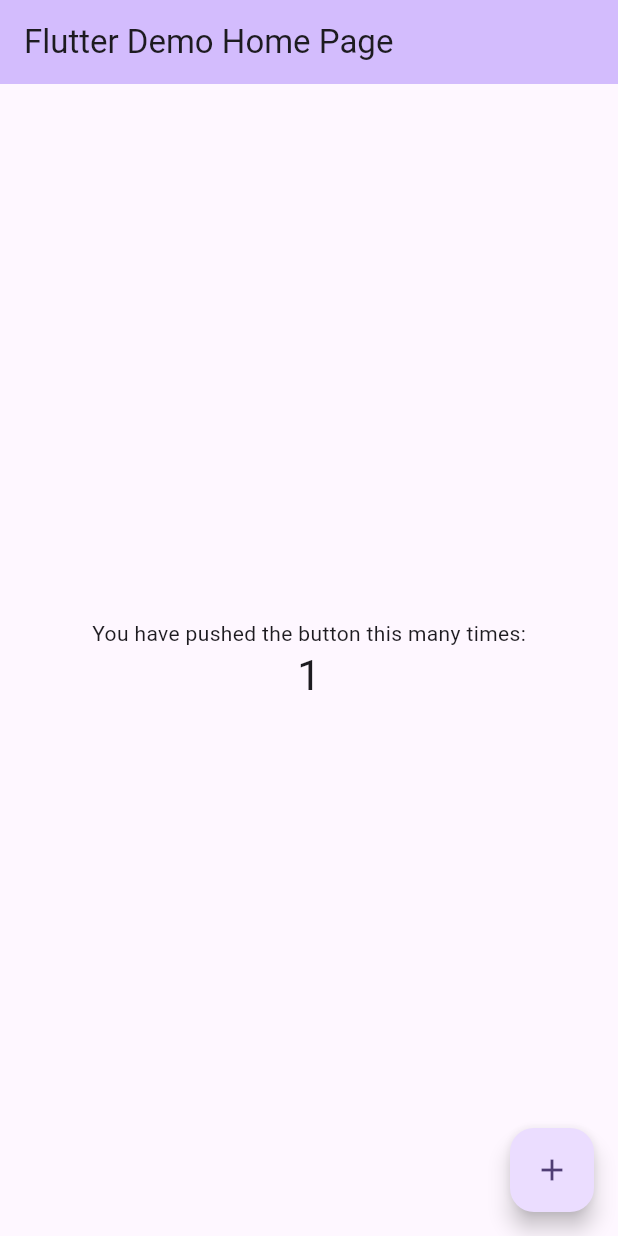
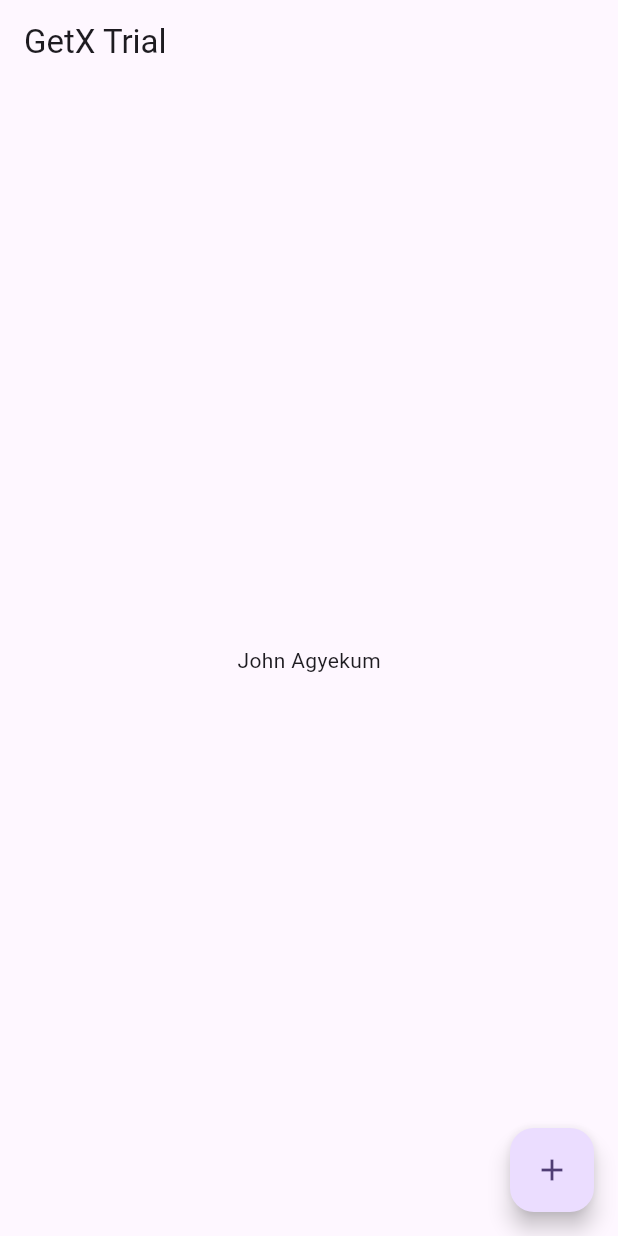
Before and after one commit to fostersnt/Flutter_Main_1, a Flutter app: the screen it shows after launch, after a tap on the "add" icon, on a phone screen of 412 x 824 dp. Run offline on Flutter 3.47's test engine with Material 3 defaults, Android fonts, the phone set to English and light mode, and no system bars; our stand-ins replace get; missing offline and left inert: dart:ffi.

Commit message:
implemented the first getX state management with GetxBuilder

```diff
--- a/lib/controllers/student_controller.dart
+++ b/lib/controllers/student_controller.dart
@@ -1,3 +1,17 @@
-import 'package:get/get_state_manager/get_state_manager.dart';
+import 'dart:ffi';
 
-class StudentController extends GetxController {}
+import 'package:get/get.dart';
+import 'package:user_management/models/student_model.dart';
+import 'package:user_management/repositories/student_repository.dart';
+
+class StudentController extends GetxController {
+  final StudentRepo studentRepo = Get.put(StudentRepo());
+  var sts = StudentModel();
+
+  void fetchData() async {
+    var result = await studentRepo.getData();
+    sts.name.value = result['my_name'];
+    sts.age.value = result['my_age'];
+    sts.currentClass.value = result['my_class'];
+  }
+}
--- a/lib/main.dart
+++ b/lib/main.dart
@@ -1,4 +1,5 @@
 import 'package:flutter/material.dart';
+import 'package:user_management/screens/student/home_screen.dart';
 
 void main() {
   runApp(const MyApp());
@@ -13,25 +14,11 @@ class MyApp extends StatelessWidget {
     return MaterialApp(
       title: 'Flutter Demo',
       theme: ThemeData(
-        // This is the theme of your application.
-        //
-        // TRY THIS: Try running your application with "flutter run". You'll see
-        // the application has a purple toolbar. Then, without quitting the app,
-        // try changing the seedColor in the colorScheme below to Colors.green
-        // and then invoke "hot reload" (save your changes or press the "hot
-        // reload" button in a Flutter-supported IDE, or press "r" if you used
-        // the command line to start the app).
-        //
-        // Notice that the counter didn't reset back to zero; the application
-        // state is not lost during the reload. To reset the state, use hot
-        // restart instead.
-        //
-        // This works for code too, not just values: Most code changes can be
-        // tested with just a hot reload.
         colorScheme: ColorScheme.fromSeed(seedColor: Colors.deepPurple),
         useMaterial3: true,
       ),
-      home: const MyHomePage(title: 'Flutter Demo Home Page'),
+      home: StudentHomeScreen(),
+      // home: const MyHomePage(title: 'Flutter Demo Home Page'),
     );
   }
 }
--- a/lib/models/student_model.dart
+++ b/lib/models/student_model.dart
@@ -1,7 +1,7 @@
+import 'package:get/get.dart';
+
 class StudentModel {
-  String name = '';
-  int age = 0;
-  String currentClass = '';
-  StudentModel(
-      {required this.name, required this.age, required this.currentClass});
+  var name = 'Foster Asante'.obs;
+  var age = 0.obs;
+  var currentClass = ''.obs;
 }
--- a/lib/repositories/student_repository.dart
+++ b/lib/repositories/student_repository.dart
@@ -0,0 +1,9 @@
+import 'package:get/get_state_manager/get_state_manager.dart';
+import 'package:user_management/models/student_model.dart';
+
+class StudentRepo extends GetxService {
+  Future<Map> getData() async {
+    var data = {'my_name': 'John Agyekum', 'my_age': 17, 'my_class': 'Basic 9'};
+    return data;
+  }
+}
--- /dev/null
+++ b/lib/screens/student/home_screen.dart
@@ -0,0 +1,31 @@
+import 'package:flutter/material.dart';
+import 'package:get/get.dart';
+import 'package:user_management/controllers/Student_Controller.dart';
+import 'package:user_management/repositories/student_repository.dart';
+
+class StudentHomeScreen extends StatelessWidget {
+  StudentHomeScreen({super.key});
+  final StudentController stCon = Get.put(StudentController());
+  @override
+  Widget build(BuildContext context) {
+    // TODO: implement build
+    return Scaffold(
+      appBar: AppBar(
+        title: const Text("GetX Trial"),
+      ),
+      body: Center(
+        child: GetX<StudentController>(
+          builder: (controller) {
+            return Text(controller.sts.name.value);
+          },
+        ),
+      ),
+      floatingActionButton: FloatingActionButton(
+        onPressed: () {
+          stCon.fetchData();
+        },
+        child: const Icon(Icons.add),
+      ),
+    );
+  }
+}
```
